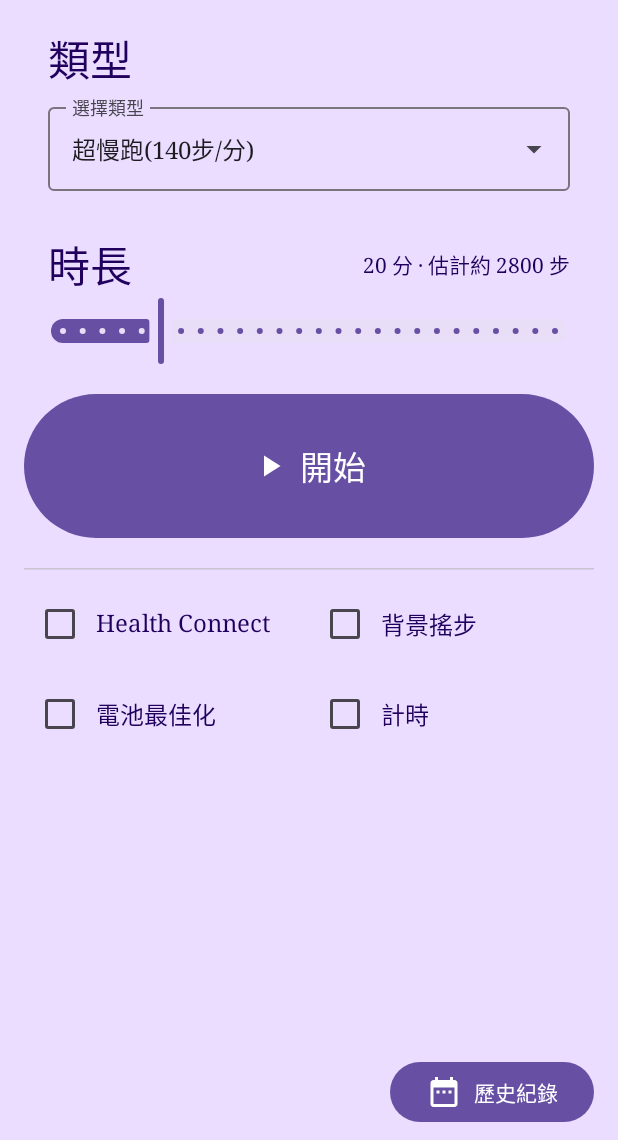
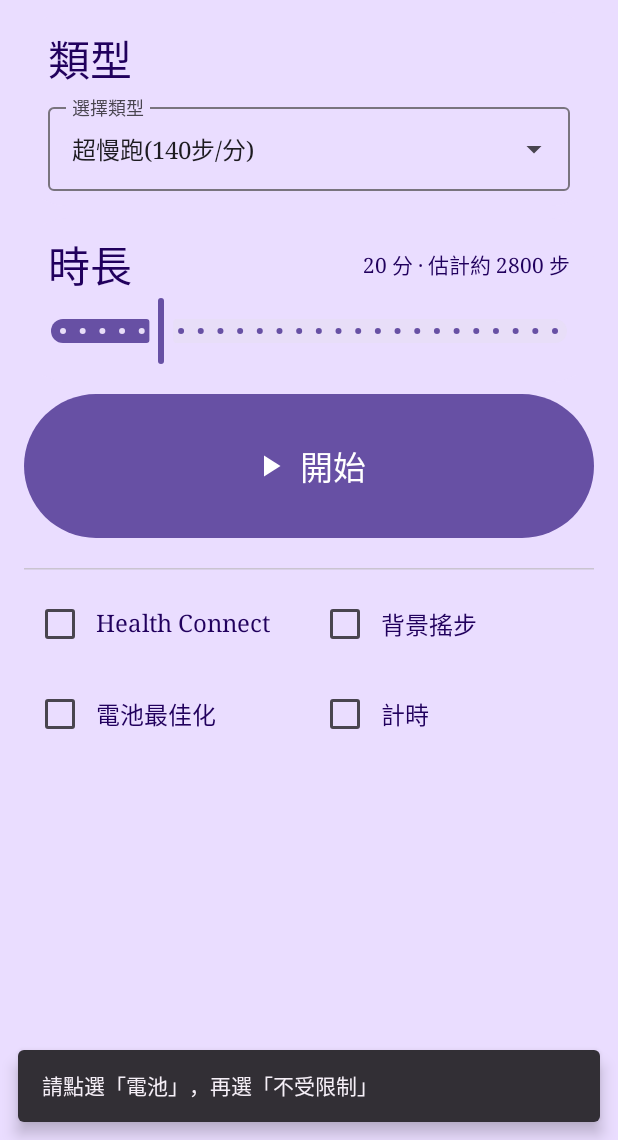
Before and after one commit to Pixson-Lin/QFit, an Android app built with Jetpack Compose: the screen it shows after launch (MainActivity), after a tap on "電池最佳化", on a phone screen of 412 x 824 dp, the part 96-1236 px from its top. Run offline under Robolectric (Android 15) with nearby library versions, the phone set to English and light mode, and no system bars; our stand-ins replace Room's generated code; libraries missing offline, so code that uses them is left out: androidx.health.connect; 8 statements that could not run were skipped; 3 other taps on this screen came first.

Commit message:
Samsung battery deep-link fallback to app info.
SubSettings is not exported and AdvancedPowerUsageDetailActivity
crashes Settings on One UI; open app details with a snackbar hint.

```diff
--- a/app/build.gradle.kts
+++ b/app/build.gradle.kts
@@ -14,8 +14,8 @@ android {
         minSdk = 31
         targetSdk = 36
         // versionCode = YYYYMMDDNN (Taipei calendar day + daily serial). See docs/Versioning.md
-        versionCode = 2026100510
-        versionName = "0.4.11-app-battery-page"
+        versionCode = 2026100511
+        versionName = "0.4.12-battery-samsung-fallback"
     }
 
     buildTypes {
--- a/app/src/main/java/com/pixsonlin/qfit/domain/EnvironmentChecker.kt
+++ b/app/src/main/java/com/pixsonlin/qfit/domain/EnvironmentChecker.kt
@@ -2,13 +2,11 @@ package com.pixsonlin.qfit.domain
 
 import android.Manifest
 import android.app.AlarmManager
-import android.content.ComponentName
 import android.content.Context
 import android.content.Intent
 import android.content.pm.PackageManager
 import android.net.Uri
 import android.os.Build
-import android.os.Bundle
 import android.os.PowerManager
 import android.provider.Settings
 import android.util.Log
@@ -21,6 +19,21 @@ data class EnvironmentStatus(
     val batteryReady: Boolean,
     val exactAlarmReady: Boolean,
 )
+
+/** Result of trying to open the per-app battery page. */
+enum class BatterySettingsOpenResult {
+    /** Likely landed on a battery-related page. */
+    OPENED_BATTERY_PAGE,
+
+    /**
+     * Opened app info (Settings → Apps → QFit). User must tap「電池」
+     * for the three-option page. Common on Samsung: SubSettings is not
+     * exported, and AdvancedPowerUsageDetailActivity crashes.
+     */
+    OPENED_APP_DETAILS,
+
+    FAILED,
+}
 
 class EnvironmentChecker(private val context: Context) {
     suspend fun status(): EnvironmentStatus {
@@ -65,80 +78,77 @@ class EnvironmentChecker(private val context: Context) {
     }
 
     /**
-     * Open Settings → Apps → QFit → Battery (三選一：不受限制 / 最佳化 / 受限).
-     * Confirmed on owner device as SubSettings + PowerBackgroundUsageDetail
-     * with extra_package_name=com.pixsonlin.qfit.
+     * Best-effort open of the per-app Battery page
+     * (不受限制 / 最佳化 / 受限).
+     *
+     * Samsung One UI (owner dump): `SubSettings` + `PowerBackgroundUsageDetail`
+     * is **not exported** to third-party apps. The public trampoline
+     * `AdvancedPowerUsageDetailActivity` crashes on resume (NPE in
+     * AppButtonsPreferenceController). So Samsung falls back to app info.
      */
-    fun openAppBatterySettings() {
+    fun openAppBatterySettings(): BatterySettingsOpenResult {
         val pkg = context.packageName
-        val uid = runCatching {
-            context.packageManager.getPackageUid(pkg, 0)
-        }.getOrDefault(-1)
-        val packageUri = Uri.parse("package:$pkg")
-        val fragmentArgs = Bundle().apply {
-            putString(EXTRA_PACKAGE_NAME, pkg)
-            if (uid >= 0) putInt(EXTRA_UID, uid)
-            putBoolean(EXTRA_SHOW_TIME_INFO, false)
-            putString(EXTRA_POWER_USAGE_PERCENT, "0%")
-        }
+        val packageUri = Uri.fromParts("package", pkg, null)
+        val maker = Build.MANUFACTURER.orEmpty().lowercase()
+        val samsung = maker.contains("samsung")
 
-        val candidates = buildList {
-            // Owner dump: PowerBackgroundUsageDetail via Settings SubSettings.
-            for (fragment in POWER_BACKGROUND_USAGE_FRAGMENTS) {
-                add(subSettingsIntent(fragment, fragmentArgs))
-            }
-            // AOSP trampoline used by APP_BATTERY_SETTINGS on many builds.
-            add(
-                Intent().apply {
-                    component = ComponentName(
-                        "com.android.settings",
-                        "com.android.settings.fuelgauge.AdvancedPowerUsageDetailActivity",
-                    )
-                    data = packageUri
-                },
-            )
-            add(
+        // Do NOT try SubSettings — not exported (SecurityException).
+        // Do NOT try AdvancedPowerUsageDetailActivity on Samsung — crashes
+        // Settings (flash and return). Owner log 2026-10-05.
+        if (!samsung) {
+            val batteryCandidates = listOf(
                 Intent(ACTION_APP_BATTERY_SETTINGS).apply {
                     data = packageUri
                     addCategory(Intent.CATEGORY_DEFAULT)
+                    putExtra(EXTRA_PACKAGE_NAME, pkg)
+                    putExtra(Intent.EXTRA_PACKAGE_NAME, pkg)
                 },
-            )
-            add(
                 Intent(ACTION_VIEW_ADVANCED_POWER_USAGE_DETAIL).apply {
                     data = packageUri
                     addCategory(Intent.CATEGORY_DEFAULT)
+                    putExtra(EXTRA_PACKAGE_NAME, pkg)
+                    putExtra(Intent.EXTRA_PACKAGE_NAME, pkg)
                 },
             )
-            // Last resort: app info (user taps「電池」).
-            add(appDetailsIntent())
+            for (intent in batteryCandidates) {
+                if (!canResolve(intent)) {
+                    Log.d(TAG, "skip unresolved battery intent action=${intent.action}")
+                    continue
+                }
+                if (tryStart(intent)) {
+                    Log.d(TAG, "started battery intent action=${intent.action} data=${intent.data}")
+                    return BatterySettingsOpenResult.OPENED_BATTERY_PAGE
+                }
+            }
+        } else {
+            Log.d(TAG, "samsung: skip APP_BATTERY_SETTINGS trampoline (known crash)")
         }
 
-        for (intent in candidates) {
-            if (!canResolve(intent)) {
-                Log.d(
-                    TAG,
-                    "skip unresolved battery intent action=${intent.action} " +
-                        "component=${intent.component} fragment=${intent.getStringExtra(EXTRA_SHOW_FRAGMENT)}",
-                )
-                continue
+        // Stable path: app info. Highlight「電池」when the OEM supports it.
+        for (key in BATTERY_HIGHLIGHT_KEYS) {
+            val details = appDetailsIntent().apply {
+                putExtra(EXTRA_FRAGMENT_ARG_KEY, key)
+                putExtra(":settings:show_fragment_args", android.os.Bundle().apply {
+                    putString(EXTRA_FRAGMENT_ARG_KEY, key)
+                })
             }
-            if (tryStart(intent)) {
-                Log.d(
-                    TAG,
-                    "started battery intent action=${intent.action} " +
-                        "component=${intent.component} fragment=${intent.getStringExtra(EXTRA_SHOW_FRAGMENT)}",
-                )
-                return
+            if (tryStart(details)) {
+                Log.d(TAG, "started app details with highlight key=$key")
+                return BatterySettingsOpenResult.OPENED_APP_DETAILS
             }
         }
-        Log.w(TAG, "no battery settings intent worked; last resort app details")
-        tryStart(appDetailsIntent())
+        if (tryStart(appDetailsIntent())) {
+            Log.d(TAG, "started plain app details")
+            return BatterySettingsOpenResult.OPENED_APP_DETAILS
+        }
+        Log.w(TAG, "failed to open any battery/app-details settings")
+        return BatterySettingsOpenResult.FAILED
     }
 
     fun exactAlarmIntent(): Intent =
         if (Build.VERSION.SDK_INT >= Build.VERSION_CODES.S) {
             Intent(Settings.ACTION_REQUEST_SCHEDULE_EXACT_ALARM).apply {
-                data = Uri.parse("package:${context.packageName}")
+                data = Uri.fromParts("package", context.packageName, null)
             }
         } else {
             appDetailsIntent()
@@ -151,16 +161,7 @@ class EnvironmentChecker(private val context: Context) {
 
     fun appDetailsIntent(): Intent =
         Intent(Settings.ACTION_APPLICATION_DETAILS_SETTINGS).apply {
-            data = Uri.parse("package:${context.packageName}")
-        }
-
-    private fun subSettingsIntent(fragmentClass: String, args: Bundle): Intent =
-        Intent(Intent.ACTION_MAIN).apply {
-            setClassName("com.android.settings", "com.android.settings.SubSettings")
-            putExtra(EXTRA_SHOW_FRAGMENT, fragmentClass)
-            putExtra(EXTRA_SHOW_FRAGMENT_ARGUMENTS, args)
-            // Some builds require a metrics category; harmless if ignored.
-            putExtra(EXTRA_SOURCE_METRICS_CATEGORY, METRICS_INSTALLED_APP_DETAILS)
+            data = Uri.fromParts("package", context.packageName, null)
         }
 
     private fun canResolve(intent: Intent): Boolean =
@@ -171,12 +172,7 @@ class EnvironmentChecker(private val context: Context) {
             context.startActivity(intent.addFlags(Intent.FLAG_ACTIVITY_NEW_TASK))
             true
         }.onFailure {
-            Log.w(
-                TAG,
-                "startActivity failed action=${intent.action} component=${intent.component} " +
-                    "fragment=${intent.getStringExtra(EXTRA_SHOW_FRAGMENT)}",
-                it,
-            )
+            Log.w(TAG, "startActivity failed action=${intent.action} data=${intent.data}", it)
         }.getOrDefault(false)
 
     companion object {
@@ -184,24 +180,15 @@ class EnvironmentChecker(private val context: Context) {
         private const val ACTION_APP_BATTERY_SETTINGS = "android.settings.APP_BATTERY_SETTINGS"
         private const val ACTION_VIEW_ADVANCED_POWER_USAGE_DETAIL =
             "android.settings.VIEW_ADVANCED_POWER_USAGE_DETAIL"
+        private const val EXTRA_PACKAGE_NAME = "extra_package_name"
+        private const val EXTRA_FRAGMENT_ARG_KEY = ":settings:fragment_args_key"
 
-        private const val EXTRA_SHOW_FRAGMENT = ":settings:show_fragment"
-        private const val EXTRA_SHOW_FRAGMENT_ARGUMENTS = ":settings:show_fragment_args"
-        private const val EXTRA_SOURCE_METRICS_CATEGORY = ":settings:source_metrics"
-        private const val METRICS_INSTALLED_APP_DETAILS = 20
-
-        private const val EXTRA_PACKAGE_NAME = "extra_package_name"
-        private const val EXTRA_UID = "extra_uid"
-        private const val EXTRA_SHOW_TIME_INFO = "extra_show_time_info"
-        private const val EXTRA_POWER_USAGE_PERCENT = "extra_power_usage_percent"
-
-        /** Candidate FQCNs for the three-option app battery page. */
-        private val POWER_BACKGROUND_USAGE_FRAGMENTS = listOf(
-            "com.android.settings.fuelgauge.PowerBackgroundUsageDetail",
-            "com.android.settings.fuelgauge.batteryusage.PowerBackgroundUsageDetail",
-            "com.samsung.android.settings.fuelgauge.PowerBackgroundUsageDetail",
-            "com.samsung.android.settings.battery.PowerBackgroundUsageDetail",
-            "com.android.settings.fuelgauge.AdvancedPowerUsageDetail",
+        /** Preference keys OEMs may use for the Battery row in app info. */
+        private val BATTERY_HIGHLIGHT_KEYS = listOf(
+            "battery",
+            "battery_settings",
+            "app_battery_usage",
+            "pref_app_battery_usage",
         )
     }
 }
--- a/app/src/main/java/com/pixsonlin/qfit/ui/HomeScreen.kt
+++ b/app/src/main/java/com/pixsonlin/qfit/ui/HomeScreen.kt
@@ -66,6 +66,7 @@ import androidx.lifecycle.compose.LocalLifecycleOwner
 import com.pixsonlin.qfit.R
 import com.pixsonlin.qfit.data.IntensityLevel
 import com.pixsonlin.qfit.data.RunConfigStore
+import com.pixsonlin.qfit.domain.BatterySettingsOpenResult
 import com.pixsonlin.qfit.domain.EnvironmentChecker
 import com.pixsonlin.qfit.domain.EnvironmentStatus
 import com.pixsonlin.qfit.domain.HealthConnectWriter
@@ -343,9 +344,16 @@ fun HomeScreen(
                         label = stringResource(R.string.check_battery),
                         checked = env.batteryReady,
                         onClick = {
-                            // Always open Settings → Apps → QFit → Battery
-                            // (不受限制 / 最佳化 / 受限), whether currently checked or not.
-                            envChecker.openAppBatterySettings()
+                            // Samsung: SubSettings not exported; public battery trampoline
+                            // crashes → open app info + snackbar「請點選電池」.
+                            val result = envChecker.openAppBatterySettings()
+                            if (result == BatterySettingsOpenResult.OPENED_APP_DETAILS) {
+                                scope.launch {
+                                    snackbar.showSnackbar(
+                                        context.getString(R.string.hint_tap_battery),
+                                    )
+                                }
+                            }
                             refreshTick += 1
                         },
                     )
--- a/app/src/main/res/values/strings.xml
+++ b/app/src/main/res/values/strings.xml
@@ -17,6 +17,7 @@
     <string name="check_hc">Health Connect</string>
     <string name="check_background_run">背景搖步</string>
     <string name="check_battery">電池最佳化</string>
+    <string name="hint_tap_battery">請點選「電池」，再選「不受限制」</string>
     <string name="check_alarm">計時</string>
 
     <string name="in_progress_title">進行中</string>
```
Also changed, not shown: 5 other files.
